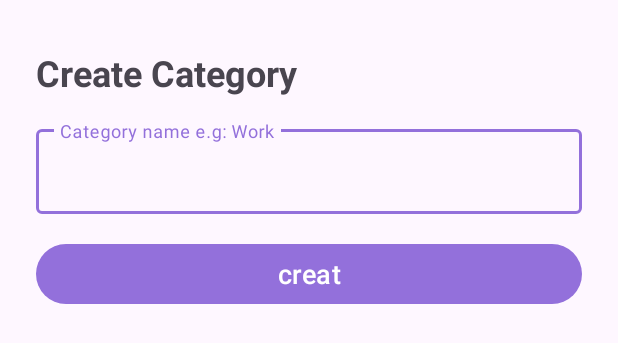
After one commit to m-sabin/Tasks-Beat, an Android app: the layout create_category_bottom_sheet.xml on its own in the app's theme, with its tools: preview values and no code run, on a phone screen of 412 x 824 dp. The commit adds this screen. Shown: the top 343 px of the screen. Run offline under Robolectric (Android 15) with nearby library versions, the phone set to English and light mode, and no system bars.

Commit message:
Criando um bottomSheetDiaLog para a categoria fake "+" Adicionando a acao do "+" para abrir o bottomsheetDiaLog

```diff
--- /dev/null
+++ b/app/src/main/java/com/devspace/taskbeats/CreateCategoryBottomSheet.kt
@@ -0,0 +1,24 @@
+package com.devspace.taskbeats
+
+import android.os.Bundle
+import android.view.LayoutInflater
+import android.view.View
+import android.view.ViewGroup
+import android.widget.Button
+import com.google.android.material.bottomsheet.BottomSheetDialogFragment
+import com.google.android.material.textfield.TextInputEditText
+
+class CreateCategoryBottomSheet : BottomSheetDialogFragment() {
+    override fun onCreateView(
+        inflater: LayoutInflater,
+        container: ViewGroup?,
+        savedInstanceState: Bundle?
+    ): View? {
+        val view = inflater.inflate(R.layout.create_category_bottom_sheet, container, false)
+
+       val btnCreate = view.findViewById<Button>(R.id.btn_creat)
+       val tieCategoryName = view.findViewById<TextInputEditText>(R.id.tie_category_creat)
+
+        return view
+    }
+}
--- a/app/src/main/java/com/devspace/taskbeats/MainActivity.kt
+++ b/app/src/main/java/com/devspace/taskbeats/MainActivity.kt
@@ -41,7 +41,8 @@ class MainActivity : AppCompatActivity() {
 
         categoryAdapter.setOnClickListener { selected ->
             if (selected.name == "+") {
-                Snackbar.make(rvCategory, "+ is selected", Snackbar.LENGTH_LONG).show()
+                val createCategoryBottomSheet = CreateCategoryBottomSheet()
+                createCategoryBottomSheet.show(supportFragmentManager, "createCategoryBottomSheet")
             } else {
                 val categoryTemp = categories.map { item ->
                     when {
--- /dev/null
+++ b/app/src/main/res/layout/create_category_bottom_sheet.xml
@@ -0,0 +1,45 @@
+<?xml version="1.0" encoding="utf-8"?>
+<androidx.appcompat.widget.LinearLayoutCompat xmlns:android="http://schemas.android.com/apk/res/android"
+    android:layout_width="match_parent"
+    android:layout_height="match_parent"
+    android:orientation="vertical"
+    android:padding="16dp">
+    <TextView
+        android:id="@+id/tv_title"
+        android:layout_width="match_parent"
+        android:layout_height="wrap_content"
+        android:text="Create Category"
+        android:textSize="24sp"
+        android:textStyle="bold"
+        android:layout_marginTop="16dp"
+        android:layout_marginStart="8dp"
+        android:layout_marginEnd="8dp"/>
+
+    <com.google.android.material.textfield.TextInputLayout
+        android:layout_width="match_parent"
+        android:layout_height="wrap_content"
+        android:layout_marginTop="16dp"
+        android:layout_marginStart="8dp"
+        android:layout_marginEnd="8dp">
+
+        <com.google.android.material.textfield.TextInputEditText
+            android:id="@+id/tie_category_creat"
+            android:hint="Category name e.g: Work"
+            android:layout_width="match_parent"
+            android:layout_height="wrap_content"
+            android:minHeight="48dp" />
+
+    </com.google.android.material.textfield.TextInputLayout>
+
+    <Button
+        android:id="@+id/btn_creat"
+        android:text="creat"
+        android:textSize="18sp"
+        android:layout_width="match_parent"
+        android:layout_height="wrap_content"
+        android:layout_marginTop="16dp"
+        android:layout_marginStart="8dp"
+        android:layout_marginEnd="8dp" />
+
+
+</androidx.appcompat.widget.LinearLayoutCompat>
```
